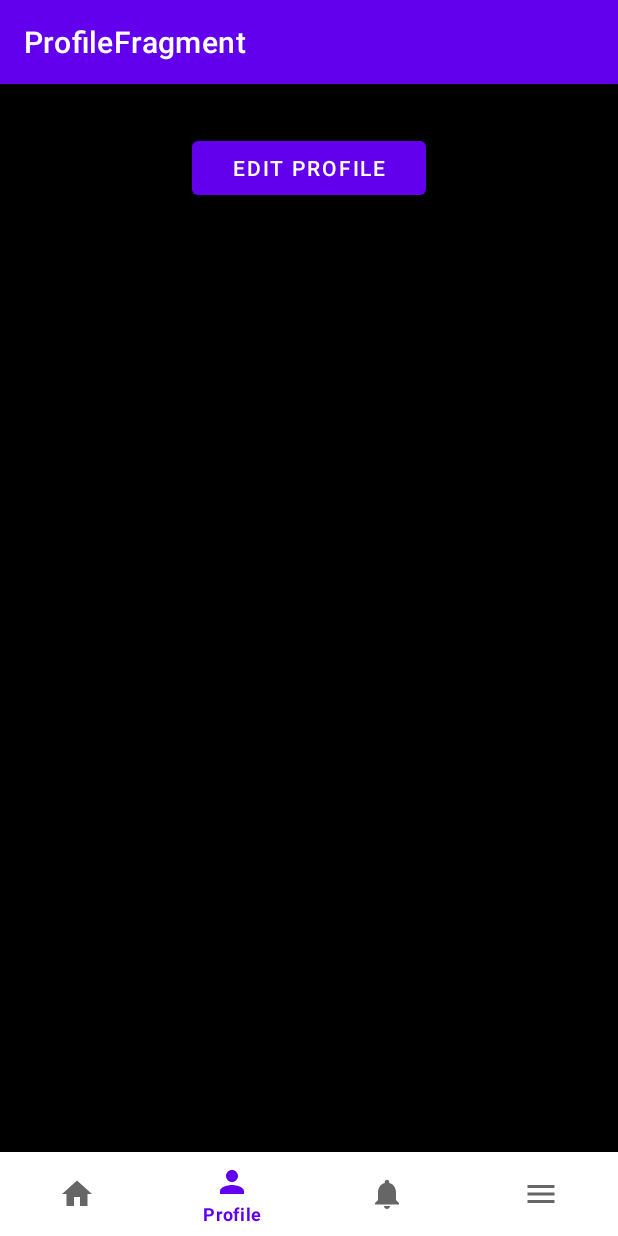
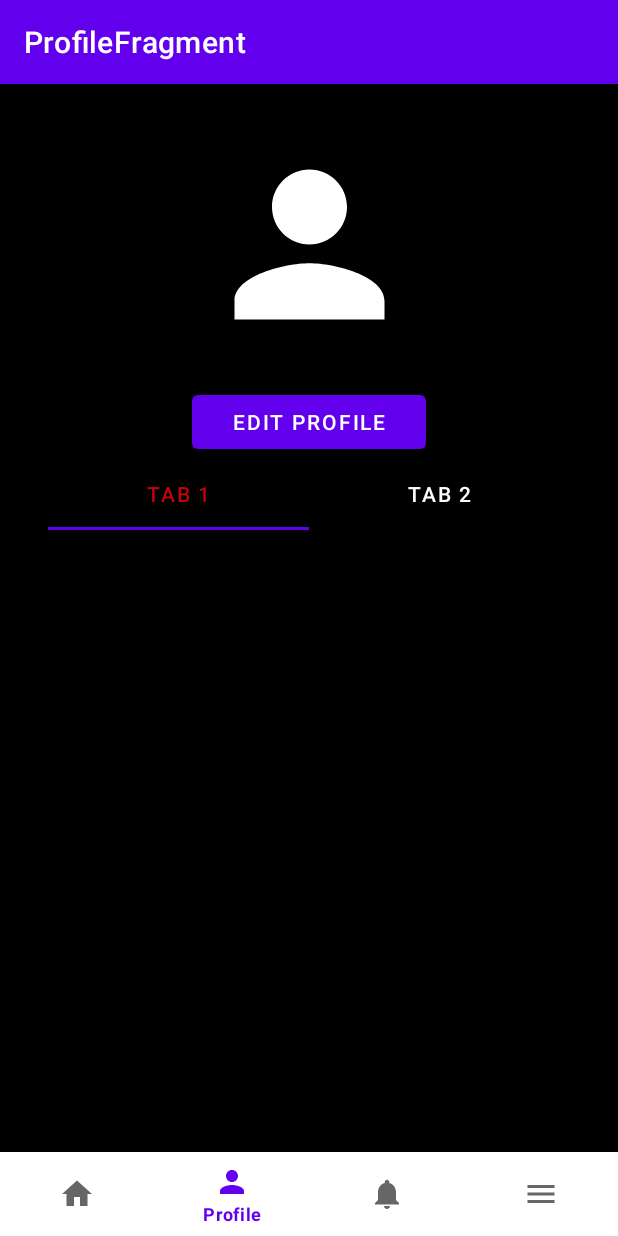
Before and after one commit to FRo5TY-1/HotKompoti, an Android app: the ProfileFragment screen opened through its navigation route, on a phone screen of 412 x 824 dp. Run offline under Robolectric (Android 15) with nearby library versions, the phone set to English and light mode, and no system bars; our stand-ins replace Firebase (no records; nobody signed in at launch, a user with empty details on screens opened directly), navigation-ui.

Commit message:
added viewpager and profile customization

```diff
--- /dev/null
+++ b/app/src/main/java/com/example/hotkompoti/adapters/ProfileViewPagerAdapter.kt
@@ -0,0 +1,20 @@
+package com.example.hotkompoti.adapters
+
+import androidx.fragment.app.Fragment
+import androidx.viewpager2.adapter.FragmentStateAdapter
+import com.example.hotkompoti.fragments.InformationFragment
+import com.example.hotkompoti.fragments.PostsFragment
+import com.example.hotkompoti.fragments.ProfileFragment
+
+class ProfileViewPagerAdapter(activity: ProfileFragment) : FragmentStateAdapter(activity) {
+    override fun getItemCount() = 2
+
+    override fun createFragment(position: Int): Fragment {
+        return when (position) {
+            0 -> InformationFragment()
+            1 -> PostsFragment()
+            else -> InformationFragment()
+        }
+    }
+
+}
--- /dev/null
+++ b/app/src/main/java/com/example/hotkompoti/fragments/InformationFragment.kt
@@ -0,0 +1,47 @@
+package com.example.hotkompoti.fragments
+
+import android.os.Bundle
+import android.view.View
+import androidx.fragment.app.Fragment
+import com.example.hotkompoti.R
+import com.example.hotkompoti.databinding.FragmentInformationBinding
+import com.google.firebase.auth.FirebaseAuth
+import com.google.firebase.database.DataSnapshot
+import com.google.firebase.database.DatabaseError
+import com.google.firebase.database.FirebaseDatabase
+import com.google.firebase.database.ValueEventListener
+
+
+class InformationFragment : Fragment(R.layout.fragment_information) {
+    private var fragmentInformationBinding: FragmentInformationBinding? = null
+    private val auth = FirebaseAuth.getInstance()
+    private val db = FirebaseDatabase.getInstance().getReference("Users")
+
+    override fun onViewCreated(view: View, savedInstanceState: Bundle?) {
+        super.onViewCreated(view, savedInstanceState)
+
+        val binding = FragmentInformationBinding.bind(view)
+        fragmentInformationBinding = binding
+
+        db.child(auth.currentUser?.uid!!).addValueEventListener(object : ValueEventListener {
+            override fun onDataChange(snapshot: DataSnapshot) {
+            }
+            override fun onCancelled(error: DatabaseError) {
+            }
+        })
+
+        db.child(auth.currentUser?.uid!!).get().addOnSuccessListener {
+            if (it.exists()) {
+                val firstName = it.child("firstName").value
+                val lastName = it.child("lastName").value
+                val country = it.child("country").value
+                val number = it.child("number").value
+
+                binding.informationTextView.text = " First Name: $firstName " +
+                        "\nLast Name: $lastName " +
+                        "\nCountry of residence: $country " +
+                        "\nPhone Number: $number "
+            }
+        }
+    }
+}
--- a/app/src/main/java/com/example/hotkompoti/fragments/ProfileFragment.kt
+++ b/app/src/main/java/com/example/hotkompoti/fragments/ProfileFragment.kt
@@ -4,20 +4,48 @@ import android.content.Intent
 import android.os.Bundle
 import androidx.fragment.app.Fragment
 import android.view.View
+import androidx.viewpager2.widget.ViewPager2
 import com.example.hotkompoti.R
-import com.example.hotkompoti.databinding.FragmentMenuBinding
+import com.example.hotkompoti.adapters.ProfileViewPagerAdapter
 import com.example.hotkompoti.databinding.FragmentProfileBinding
 import com.example.hotkompoti.profile.EditProfileActivity
-import com.example.hotkompoti.registration.ChangePasswordActivity
+import com.google.android.material.tabs.TabLayout
+import com.google.android.material.tabs.TabLayoutMediator
+import com.google.firebase.auth.FirebaseAuth
+import com.google.firebase.database.FirebaseDatabase
 
 class ProfileFragment : Fragment(R.layout.fragment_profile) {
     private lateinit var fragmentProfileBinding: FragmentProfileBinding
+    private lateinit var viewPager2: ViewPager2
+    private lateinit var tabLayout: TabLayout
+    private lateinit var viewPagerFragmentsAdapter: ProfileViewPagerAdapter
+    private val auth = FirebaseAuth.getInstance()
+    private val db = FirebaseDatabase.getInstance().getReference("Users")
 
     override fun onViewCreated(view: View, savedInstanceState: Bundle?) {
         super.onViewCreated(view, savedInstanceState)
 
         val binding = FragmentProfileBinding.bind(view)
         fragmentProfileBinding = binding
+
+        viewPager2 = binding.profileViewPager
+        tabLayout = binding.profileTabLayout
+        viewPagerFragmentsAdapter = ProfileViewPagerAdapter(this)
+        viewPager2.adapter = viewPagerFragmentsAdapter
+
+        db.child(auth.currentUser?.uid!!).get().addOnSuccessListener {
+            if (it.exists()) {
+                val firstName = it.child("firstName").value
+                val lastName = it.child("lastName").value
+                val pictureUrl = it.child("pictureUrl").value
+
+                binding.profilePersonName.text = "$firstName $lastName"
+            }
+        }
+
+        TabLayoutMediator(tabLayout, viewPager2) { tab, position ->
+            tab.text = "Tab ${position + 1}"
+        }.attach()
 
         binding.editProfileButton.setOnClickListener {
             activity?.let{
--- /dev/null
+++ b/app/src/main/res/layout/fragment_information.xml
@@ -0,0 +1,20 @@
+<?xml version="1.0" encoding="utf-8"?>
+<androidx.constraintlayout.widget.ConstraintLayout xmlns:android="http://schemas.android.com/apk/res/android"
+    xmlns:app="http://schemas.android.com/apk/res-auto"
+    android:layout_width="match_parent"
+    android:background="@color/black"
+    android:layout_height="match_parent">
+
+    <TextView
+        android:id="@+id/informationTextView"
+        android:layout_width="match_parent"
+        android:layout_height="match_parent"
+        android:textAlignment="center"
+        android:textColor="@color/white"
+        android:textSize="20sp"
+        app:layout_constraintBottom_toBottomOf="parent"
+        app:layout_constraintEnd_toEndOf="parent"
+        app:layout_constraintStart_toStartOf="parent"
+        app:layout_constraintTop_toTopOf="parent" />
+
+</androidx.constraintlayout.widget.ConstraintLayout>
--- a/app/src/main/res/layout/fragment_profile.xml
+++ b/app/src/main/res/layout/fragment_profile.xml
@@ -1,20 +1,56 @@
 <?xml version="1.0" encoding="utf-8"?>
 <androidx.constraintlayout.widget.ConstraintLayout xmlns:android="http://schemas.android.com/apk/res/android"
     xmlns:app="http://schemas.android.com/apk/res-auto"
-    xmlns:tools="http://schemas.android.com/tools"
     android:layout_width="match_parent"
     android:background="@color/black"
     android:padding="32dp"
     android:layout_height="match_parent">
 
+    <ImageView
+        android:id="@+id/profilePictureView"
+        android:layout_width="150dp"
+        android:layout_height="150dp"
+        app:layout_constraintEnd_toEndOf="parent"
+        app:layout_constraintStart_toStartOf="parent"
+        app:layout_constraintTop_toTopOf="parent"
+        app:srcCompat="@drawable/ic_baseline_person_24" />
+
+    <TextView
+        android:id="@+id/profilePersonName"
+        android:layout_width="wrap_content"
+        android:textColor="@color/white"
+        android:layout_height="wrap_content"
+        app:layout_constraintEnd_toEndOf="parent"
+        app:layout_constraintStart_toStartOf="parent"
+        app:layout_constraintTop_toBottomOf="@+id/profilePictureView" />
+
     <Button
         android:id="@+id/editProfileButton"
         android:layout_width="match_parent"
         android:layout_height="wrap_content"
+        android:layout_marginHorizontal="96dp"
         android:text="Edit Profile"
-        android:layout_marginHorizontal="96dp"
         app:layout_constraintEnd_toEndOf="parent"
         app:layout_constraintStart_toStartOf="parent"
-        app:layout_constraintTop_toTopOf="parent" />
+        app:layout_constraintTop_toBottomOf="@+id/profilePersonName" />
+
+    <com.google.android.material.tabs.TabLayout
+        android:id="@+id/profileTabLayout"
+        android:layout_width="match_parent"
+        android:layout_height="wrap_content"
+        android:background="@color/black"
+        app:layout_constraintEnd_toEndOf="parent"
+        app:layout_constraintStart_toStartOf="parent"
+        app:layout_constraintTop_toBottomOf="@+id/editProfileButton"
+        app:tabSelectedTextColor="#C10404"
+        app:tabTextColor="@color/white" />
+
+    <androidx.viewpager2.widget.ViewPager2
+        android:id="@+id/profileViewPager"
+        android:layout_width="match_parent"
+        android:layout_height="wrap_content"
+        app:layout_constraintStart_toStartOf="parent"
+        app:layout_constraintTop_toBottomOf="@+id/profileTabLayout" />
+
 
 </androidx.constraintlayout.widget.ConstraintLayout>
```
Also changed, not shown: app/src/main/java/com/example/hotkompoti/fragments/PostsFragment.kt (added, +18 -0 lines), app/src/main/java/com/example/hotkompoti/profile/EditProfileActivity.kt (+22 -34 lines), app/src/main/res/layout/activity_edit_profile.xml (+15 -7 lines), app/src/main/res/layout/fragment_posts.xml (added, +20 -0 lines).
